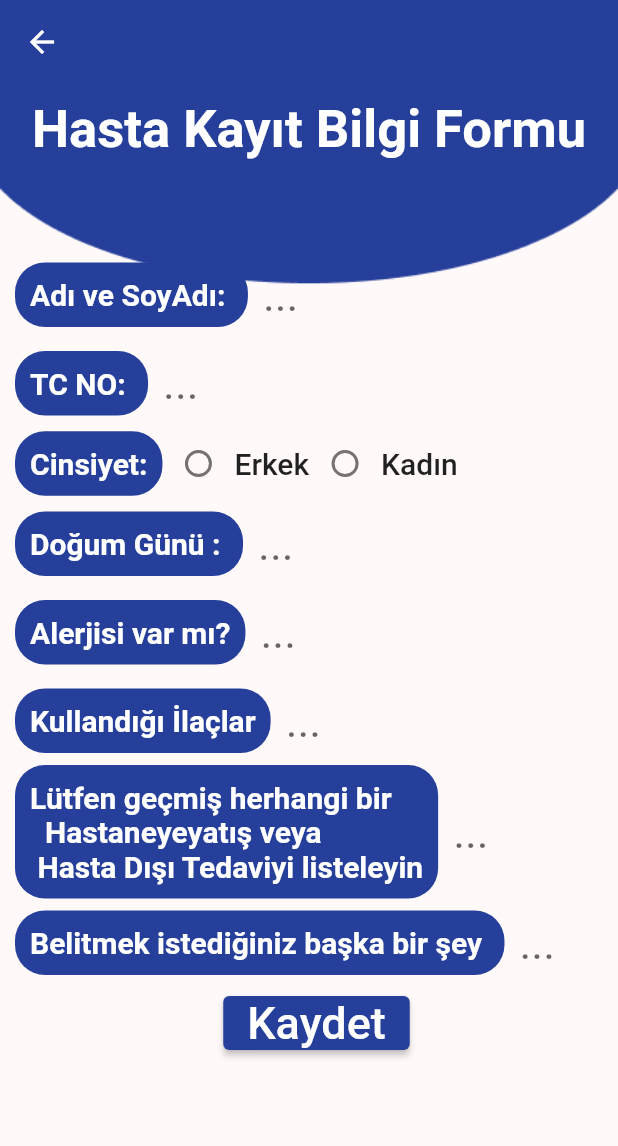
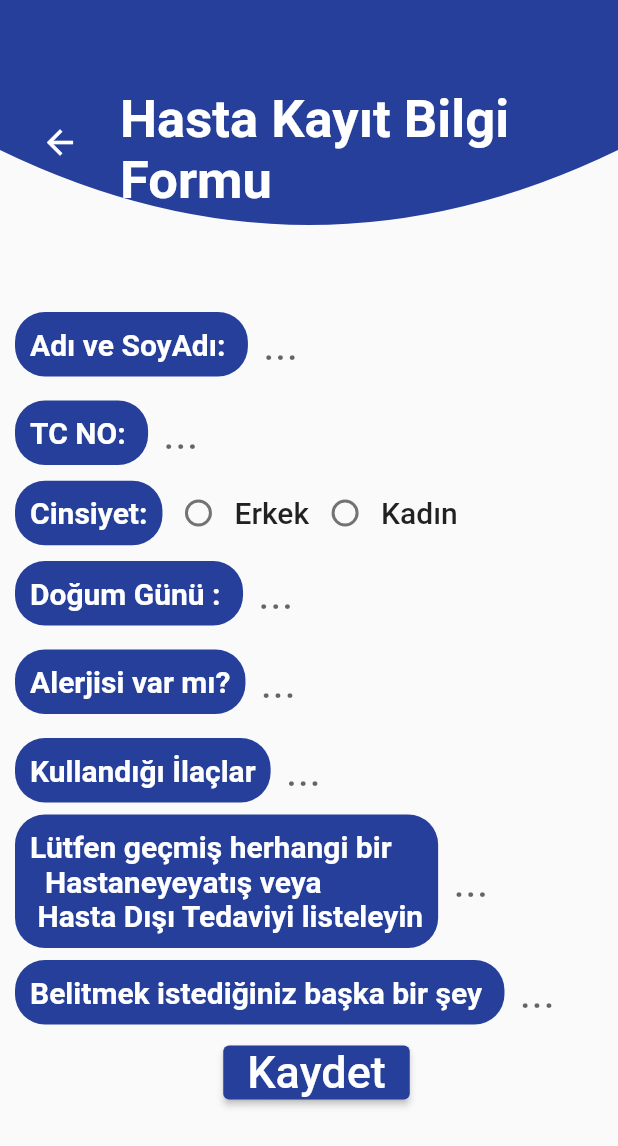
Before and after one commit to CansuMus/AlzheimerDostu-QUA, a Flutter app: the InfoFormPage screen opened directly, on a phone screen of 412 x 824 dp. Shown: the top 1146 px of the screen. Run offline on Flutter 3.47's test engine with Material 2 defaults, Android fonts, the phone set to English and light mode, and no system bars; our stand-ins replace go_router, google_fonts.

Commit message:
nots_form merging

```diff
--- a/lib/features/patient/components/info/ınfo_form_page.dart
+++ b/lib/features/patient/components/info/ınfo_form_page.dart
@@ -1,4 +1,5 @@
 import 'package:ff_55/features/patient/components/info/models/text_form.dart';
+import 'package:ff_55/features/patient/pages/patient_home_page.dart';
 import 'package:ff_55/styles/colors/colors.dart';
 import 'package:flutter/material.dart';
 
@@ -14,21 +15,25 @@ class _InfoFormPageState extends State<InfoFormPage> {
   @override
   Widget build(BuildContext context) {
     return Scaffold(
-      appBar: AppBar(
-       elevation: 0,
-       backgroundColor: Utils.mainThemeColor,
+        body: Column(children: [
+      ClipPath(
+        clipper: CustomClipPath(),
+        child: Container(
+          height: 200,
+          color: Utils.mainThemeColor,
+          child: Center(
+            child: ListTile(
+              leading: IconButton(
+                icon: Icon(
+                  Icons.arrow_back,
+                  color: Colors.white,
+                  size: 26,
                 ),
-        body: Container(
-            width: double.infinity,
-            height: double.infinity,
-            decoration: const BoxDecoration(
-                image: DecorationImage(
-                    image: AssetImage("assets/images/backgroundİmg.png"),
-                    fit: BoxFit.fill)),
-            child: Column(children: [
-              const Padding(
-                padding: EdgeInsets.only(top: 10),
-                child: Text(
+                onPressed: () {
+                  Navigator.pop(context);
+                },
+              ),
+              title: Text(
                 "Hasta Kayıt Bilgi Formu",
                 style: TextStyle(
                     fontSize: 35,
@@ -36,9 +41,12 @@ class _InfoFormPageState extends State<InfoFormPage> {
                     color: Colors.white),
               ),
             ),
+          ),
+        ),
+      ),
       Expanded(
           child: Padding(
-                padding: const EdgeInsets.only(left: 10, top: 60),
+        padding: const EdgeInsets.only(left: 10, top: 0),
         child: SingleChildScrollView(
           child: Form(
             child: Column(
@@ -49,27 +57,26 @@ class _InfoFormPageState extends State<InfoFormPage> {
                 const TextForm(text: "Doğum Günü : "),
                 const TextForm(text: "Alerjisi var mı?"),
                 const TextForm(text: "Kullandığı İlaçlar"),
-                        const TextForm(text: "Lütfen geçmiş herhangi bir\n  Hastaneyeyatış veya\n Hasta Dışı Tedaviyi listeleyin"),
+                const TextForm(
+                    text:
+                        "Lütfen geçmiş herhangi bir\n  Hastaneyeyatış veya\n Hasta Dışı Tedaviyi listeleyin"),
                 const TextForm(text: "Belitmek istediğiniz başka bir şey "),
-
                 ElevatedButton(
                     style: ButtonStyle(
-                            backgroundColor:MaterialStateProperty.all(Utils.mainThemeColor),
+                      backgroundColor:
+                          MaterialStateProperty.all(Utils.mainThemeColor),
                     ),
-                          onPressed: (){},
+                    onPressed: () {},
                     child: const Text(
                       "Kaydet",
-                            style: TextStyle(
-                              fontSize: 30
-                            ),
-                            )
-                        )
+                      style: TextStyle(fontSize: 30),
+                    ))
               ],
             ),
           ),
         ),
       ))
-            ])));
+    ]));
   }
 
   Row selectGender() {
```
Lines whose indentation alone changed are shown as unchanged.
